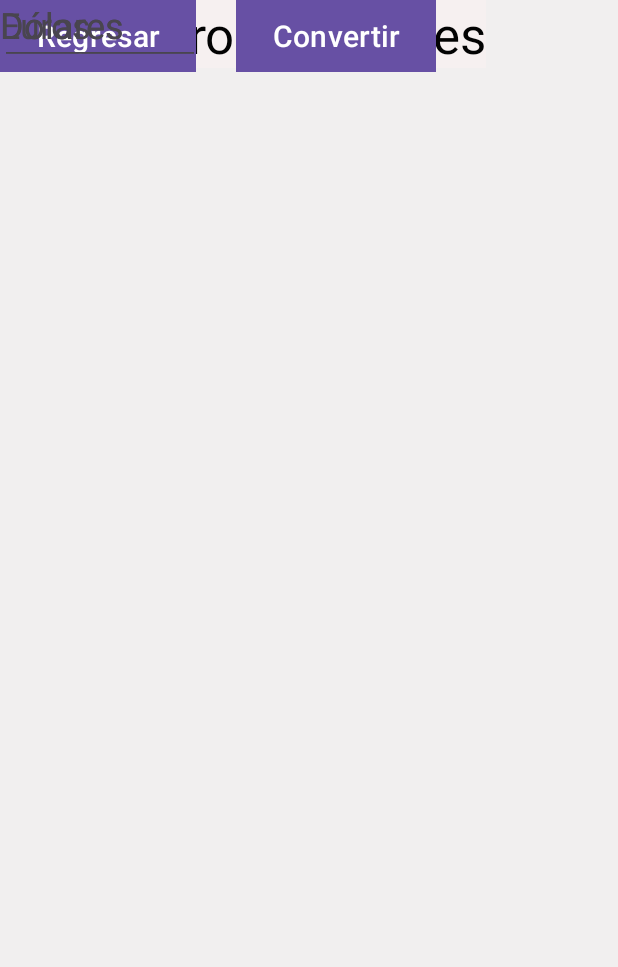
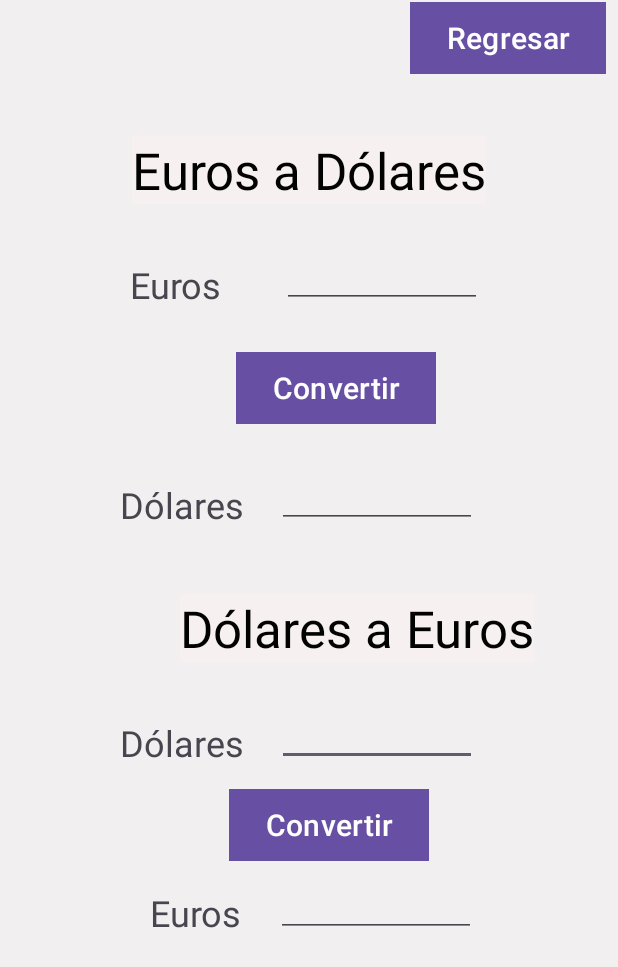
Before and after one commit to JuanLlamuca/Combersion, an Android app: the Euros screen opened directly, with no data from a screen before it, on a phone screen of 412 x 824 dp. Shown: the top 967 px of the screen. Run offline under Robolectric (Android 15) with nearby library versions, the phone set to English and light mode, and no system bars.

Commit message:
Funcion Finalizar

```diff
--- a/app/src/main/java/com/example/combersion/Euros.java
+++ b/app/src/main/java/com/example/combersion/Euros.java
@@ -3,6 +3,7 @@ package com.example.combersion;
 import androidx.appcompat.app.AppCompatActivity;
 
 import android.os.Bundle;
+import android.view.View;
 
 public class Euros extends AppCompatActivity {
 
@@ -11,4 +12,9 @@ public class Euros extends AppCompatActivity {
         super.onCreate(savedInstanceState);
         setContentView(R.layout.activity_euros);
     }
+
+    //funcion de Finalizar
+    public void Finalizar (View view){
+        this.finish();
+    }
 }
--- a/app/src/main/java/com/example/combersion/MainActivity.java
+++ b/app/src/main/java/com/example/combersion/MainActivity.java
@@ -2,7 +2,9 @@ package com.example.combersion;
 
 import androidx.appcompat.app.AppCompatActivity;
 
+import android.content.Intent;
 import android.os.Bundle;
+import android.view.View;
 
 public class MainActivity extends AppCompatActivity {
 
@@ -11,4 +13,10 @@ public class MainActivity extends AppCompatActivity {
         super.onCreate(savedInstanceState);
         setContentView(R.layout.activity_main);
     }
+
+    //Conversion de Euros a dolares
+    public void irEuro(View view){
+        Intent intent=new Intent(this,Euros.class);
+        view.getContext().startActivity(intent);
+    }
 }
--- a/app/src/main/res/layout/activity_euros.xml
+++ b/app/src/main/res/layout/activity_euros.xml
@@ -6,136 +6,211 @@
     android:layout_height="match_parent"
     android:background="#F1EFEF"
     tools:context=".Euros"
-    tools:layout_editor_absoluteX="7dp"
-    tools:layout_editor_absoluteY="290dp">
+    tools:layout_editor_absoluteX="15dp"
+    tools:layout_editor_absoluteY="-287dp">
 
     <TextView
         android:id="@+id/textView6"
         android:layout_width="wrap_content"
         android:layout_height="wrap_content"
+        android:layout_marginStart="97dp"
+        android:layout_marginLeft="97dp"
+        android:layout_marginTop="18dp"
+        android:layout_marginEnd="10dp"
+        android:layout_marginRight="10dp"
         android:text="Euros"
         android:textSize="24sp"
-        tools:layout_editor_absoluteX="97dp"
-        tools:layout_editor_absoluteY="590dp" />
+        app:layout_constraintEnd_toStartOf="@+id/editTextNumberDecimal4"
+        app:layout_constraintStart_toStartOf="parent"
+        app:layout_constraintTop_toBottomOf="@+id/button6" />
 
     <EditText
         android:id="@+id/editTextNumberDecimal3"
         android:layout_width="133dp"
         android:layout_height="43dp"
+        android:layout_marginStart="10dp"
+        android:layout_marginLeft="10dp"
+        android:layout_marginTop="26dp"
+        android:layout_marginEnd="91dp"
+        android:layout_marginRight="91dp"
         android:ems="10"
         android:inputType="numberDecimal"
         android:textColor="#171616"
         android:typeface="normal"
-        tools:layout_editor_absoluteX="168dp"
-        tools:layout_editor_absoluteY="466dp" />
+        app:layout_constraintEnd_toEndOf="parent"
+        app:layout_constraintStart_toEndOf="@+id/textView3"
+        app:layout_constraintTop_toBottomOf="@+id/textView4" />
 
     <TextView
         android:id="@+id/textView4"
         android:layout_width="wrap_content"
         android:layout_height="wrap_content"
+        android:layout_marginStart="109dp"
+        android:layout_marginLeft="109dp"
+        android:layout_marginTop="44dp"
+        android:layout_marginEnd="45dp"
+        android:layout_marginRight="45dp"
         android:background="#F6F0F0"
         android:text="Dólares a Euros"
         android:textColor="#020202"
         android:textSize="34sp"
         app:layout_constraintEnd_toEndOf="parent"
         app:layout_constraintStart_toStartOf="parent"
-        tools:layout_editor_absoluteY="394dp" />
+        app:layout_constraintTop_toBottomOf="@+id/editTextNumberDecimal2" />
 
     <EditText
         android:id="@+id/editTextNumberDecimal2"
         android:layout_width="133dp"
         android:layout_height="43dp"
+        android:layout_marginStart="10dp"
+        android:layout_marginLeft="10dp"
+        android:layout_marginTop="26dp"
+        android:layout_marginEnd="91dp"
+        android:layout_marginRight="91dp"
         android:ems="10"
         android:inputType="numberDecimal"
         android:textColor="#171616"
         android:typeface="normal"
-        tools:layout_editor_absoluteX="168dp"
-        tools:layout_editor_absoluteY="308dp" />
+        app:layout_constraintEnd_toEndOf="parent"
+        app:layout_constraintStart_toEndOf="@+id/textView5"
+        app:layout_constraintTop_toBottomOf="@+id/button2" />
 
     <TextView
         android:id="@+id/textView"
         android:layout_width="wrap_content"
         android:layout_height="wrap_content"
+        android:layout_marginTop="41dp"
         android:background="#F6F0F0"
         android:text="Euros a Dólares"
         android:textColor="#020202"
         android:textSize="34sp"
         app:layout_constraintEnd_toEndOf="parent"
         app:layout_constraintStart_toStartOf="parent"
-        tools:layout_editor_absoluteY="90dp" />
+        app:layout_constraintTop_toBottomOf="@+id/button" />
 
     <Button
         android:id="@+id/button"
         android:layout_width="wrap_content"
         android:layout_height="wrap_content"
+        android:layout_marginStart="265dp"
+        android:layout_marginLeft="265dp"
+        android:layout_marginTop="1dp"
         android:background="#F6F6FB"
         android:text="Regresar"
         android:textSize="20sp"
-        app:strokeColor="#EDE2E2"
-        tools:layout_editor_absoluteX="265dp"
-        tools:layout_editor_absoluteY="1dp" />
+        app:layout_constraintEnd_toEndOf="parent"
+        app:layout_constraintStart_toStartOf="parent"
+        app:layout_constraintTop_toTopOf="parent"
+        app:strokeColor="#EDE2E2" />
 
     <TextView
         android:id="@+id/textView2"
         android:layout_width="wrap_content"
         android:layout_height="wrap_content"
+        android:layout_marginStart="87dp"
+        android:layout_marginLeft="87dp"
+        android:layout_marginTop="37dp"
+        android:layout_marginEnd="20dp"
+        android:layout_marginRight="20dp"
         android:text="Euros"
         android:textSize="24sp"
-        tools:layout_editor_absoluteX="87dp"
-        tools:layout_editor_absoluteY="173dp" />
+        app:layout_constraintEnd_toStartOf="@+id/editTextNumberDecimal"
+        app:layout_constraintStart_toStartOf="parent"
+        app:layout_constraintTop_toBottomOf="@+id/textView" />
 
     <TextView
         android:id="@+id/textView3"
         android:layout_width="wrap_content"
         android:layout_height="wrap_content"
+        android:layout_marginStart="77dp"
+        android:layout_marginLeft="77dp"
+        android:layout_marginTop="37dp"
+        android:layout_marginEnd="10dp"
+        android:layout_marginRight="10dp"
         android:text="Dólares"
         android:textSize="24sp"
-        tools:layout_editor_absoluteX="77dp"
-        tools:layout_editor_absoluteY="477dp" />
+        app:layout_constraintEnd_toStartOf="@+id/editTextNumberDecimal3"
+        app:layout_constraintStart_toStartOf="parent"
+        app:layout_constraintTop_toBottomOf="@+id/textView4" />
 
     <TextView
         android:id="@+id/textView5"
         android:layout_width="wrap_content"
         android:layout_height="wrap_content"
+        android:layout_marginStart="77dp"
+        android:layout_marginLeft="77dp"
+        android:layout_marginTop="37dp"
+        android:layout_marginEnd="10dp"
+        android:layout_marginRight="10dp"
         android:text="Dólares"
         android:textSize="24sp"
-        tools:layout_editor_absoluteX="77dp"
-        tools:layout_editor_absoluteY="319dp" />
+        app:layout_constraintEnd_toStartOf="@+id/editTextNumberDecimal2"
+        app:layout_constraintStart_toStartOf="parent"
+        app:layout_constraintTop_toBottomOf="@+id/button2" />
 
     <EditText
         android:id="@+id/editTextNumberDecimal"
         android:layout_width="133dp"
         android:layout_height="43dp"
+        android:layout_marginStart="20dp"
+        android:layout_marginLeft="20dp"
+        android:layout_marginTop="26dp"
+        android:layout_marginEnd="92dp"
+        android:layout_marginRight="92dp"
         android:ems="10"
         android:fontFamily="sans-serif"
         android:inputType="numberDecimal"
         android:textColor="#171616"
         android:typeface="normal"
-        tools:layout_editor_absoluteX="168dp"
-        tools:layout_editor_absoluteY="162dp" />
+        app:layout_constraintEnd_toEndOf="parent"
+        app:layout_constraintStart_toEndOf="@+id/textView2"
+        app:layout_constraintTop_toBottomOf="@+id/textView" />
 
     <EditText
         android:id="@+id/editTextNumberDecimal4"
         android:layout_width="133dp"
         android:layout_height="43dp"
+        android:layout_marginStart="10dp"
+        android:layout_marginLeft="10dp"
+        android:layout_marginTop="7dp"
+        android:layout_marginEnd="92dp"
+        android:layout_marginRight="92dp"
         android:ems="10"
         android:fontFamily="sans-serif"
         android:inputType="numberDecimal"
         android:textColor="#171616"
         android:typeface="normal"
-        tools:layout_editor_absoluteX="168dp"
-        tools:layout_editor_absoluteY="579dp" />
+        app:layout_constraintEnd_toEndOf="parent"
+        app:layout_constraintStart_toEndOf="@+id/textView6"
+        app:layout_constraintTop_toBottomOf="@+id/button6" />
 
     <Button
         android:id="@+id/button2"
         android:layout_width="wrap_content"
         android:layout_height="wrap_content"
+        android:layout_marginTop="29dp"
         android:background="#673AB7"
         android:text="Convertir"
         android:textSize="20sp"
         app:layout_constraintEnd_toEndOf="parent"
         app:layout_constraintHorizontal_bias="0.564"
         app:layout_constraintStart_toStartOf="parent"
-        tools:layout_editor_absoluteY="524dp" />
+        app:layout_constraintTop_toBottomOf="@+id/editTextNumberDecimal" />
+
+    <Button
+        android:id="@+id/button6"
+        android:layout_width="wrap_content"
+        android:layout_height="wrap_content"
+        android:layout_marginStart="156dp"
+        android:layout_marginLeft="156dp"
+        android:layout_marginTop="15dp"
+        android:layout_marginEnd="129dp"
+        android:layout_marginRight="129dp"
+        android:background="#673AB7"
+        android:text="Convertir"
+        android:textSize="20sp"
+        app:layout_constraintEnd_toEndOf="parent"
+        app:layout_constraintStart_toStartOf="parent"
+        app:layout_constraintTop_toBottomOf="@+id/editTextNumberDecimal3" />
 
 </androidx.constraintlayout.widget.ConstraintLayout>
--- a/app/src/main/res/layout/activity_main.xml
+++ b/app/src/main/res/layout/activity_main.xml
@@ -7,12 +7,52 @@
     tools:context=".MainActivity">
 
     <TextView
+        android:id="@+id/textView7"
         android:layout_width="wrap_content"
         android:layout_height="wrap_content"
-        android:text="Hello World!"
-        app:layout_constraintBottom_toBottomOf="parent"
+        android:layout_marginTop="227dp"
+        android:text="Conversiones"
+        android:textColor="#673AB7"
+        android:textSize="34sp"
         app:layout_constraintEnd_toEndOf="parent"
         app:layout_constraintStart_toStartOf="parent"
         app:layout_constraintTop_toTopOf="parent" />
 
+    <Button
+        android:id="@+id/button3"
+        android:layout_width="381dp"
+        android:layout_height="55dp"
+        android:layout_marginTop="92dp"
+        android:background="#673AB7"
+        android:text="Pesos Mexicanos a Dólares"
+        android:textSize="24sp"
+        app:layout_constraintEnd_toEndOf="parent"
+        app:layout_constraintStart_toStartOf="parent"
+        app:layout_constraintTop_toBottomOf="@+id/textView7" />
+
+    <Button
+        android:id="@+id/button4"
+        android:layout_width="wrap_content"
+        android:layout_height="wrap_content"
+        android:layout_marginTop="49dp"
+        android:background="#673AB7"
+        android:onClick="irEuro"
+        android:text="Euros a Dólares"
+        android:textSize="24sp"
+        app:layout_constraintEnd_toEndOf="parent"
+        app:layout_constraintHorizontal_bias="0.512"
+        app:layout_constraintStart_toStartOf="parent"
+        app:layout_constraintTop_toBottomOf="@+id/button3" />
+
+    <Button
+        android:id="@+id/button5"
+        android:layout_width="wrap_content"
+        android:layout_height="wrap_content"
+        android:layout_marginTop="60dp"
+        android:background="#673AB7"
+        android:text="Libras a Dólares"
+        android:textSize="24sp"
+        app:layout_constraintEnd_toEndOf="parent"
+        app:layout_constraintStart_toStartOf="parent"
+        app:layout_constraintTop_toBottomOf="@+id/button4" />
 </androidx.constraintlayout.widget.ConstraintLayout>
```
